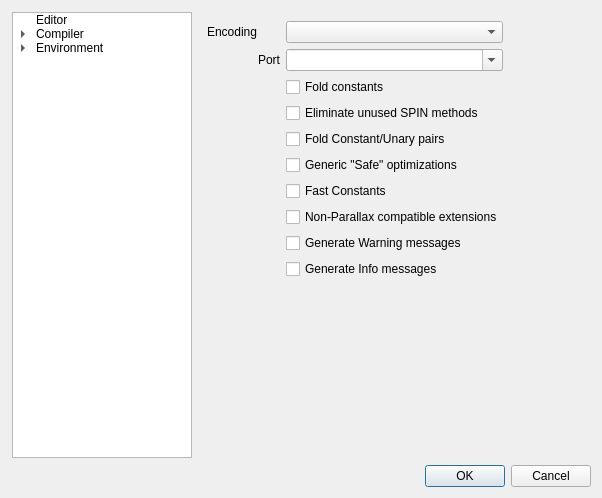
Qt form src/preferencesdialog.ui (rosco-pc/pzst) before a commit.
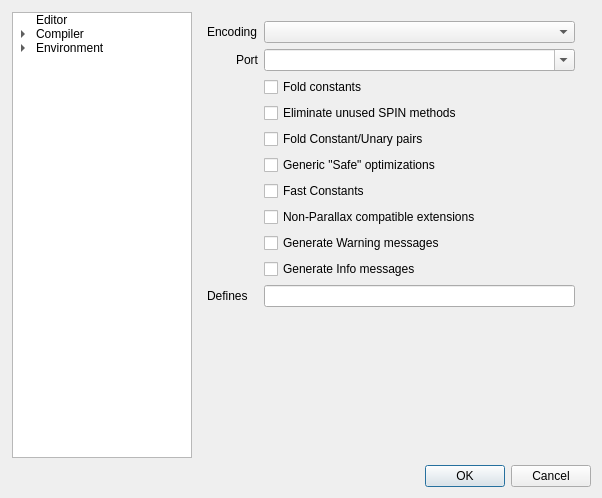
The same form after that commit. The open tabs and pages were chosen to show the change. Icons and pictures are not drawn. Custom widgets are drawn as their Qt base class.

Commit message: compiler defines (this should be eventually moved to project  manager)

Patch:
```diff
--- a/src/preferencesdialog.ui
+++ b/src/preferencesdialog.ui
@@ -345,6 +345,16 @@
           <item row="0" column="1">
            <widget class="QComboBox" name="encoding"/>
           </item>
+          <item row="14" column="0">
+           <widget class="QLabel" name="label_9">
+            <property name="text">
+             <string>Defines</string>
+            </property>
+           </widget>
+          </item>
+          <item row="14" column="1">
+           <widget class="QLineEdit" name="defines"/>
+          </item>
          </layout>
         </widget>
         <widget class="QWidget" name="pageSearchPaths">
@@ -575,7 +585,7 @@
               <number>0</number>
              </property>
              <item row="0" column="0">
-              <widget class="QLabel" name="label_9">
+              <widget class="QLabel" name="label_11">
                <property name="text">
                 <string>Foreground</string>
                </property>
```
The commit also changes 3 other files.
